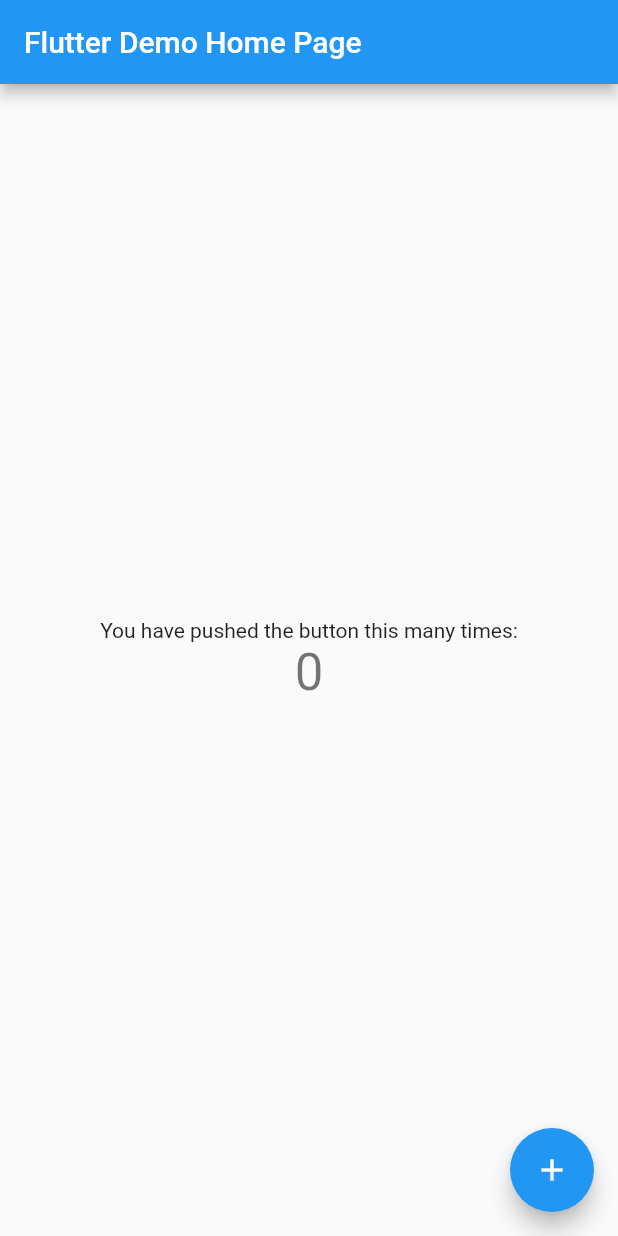
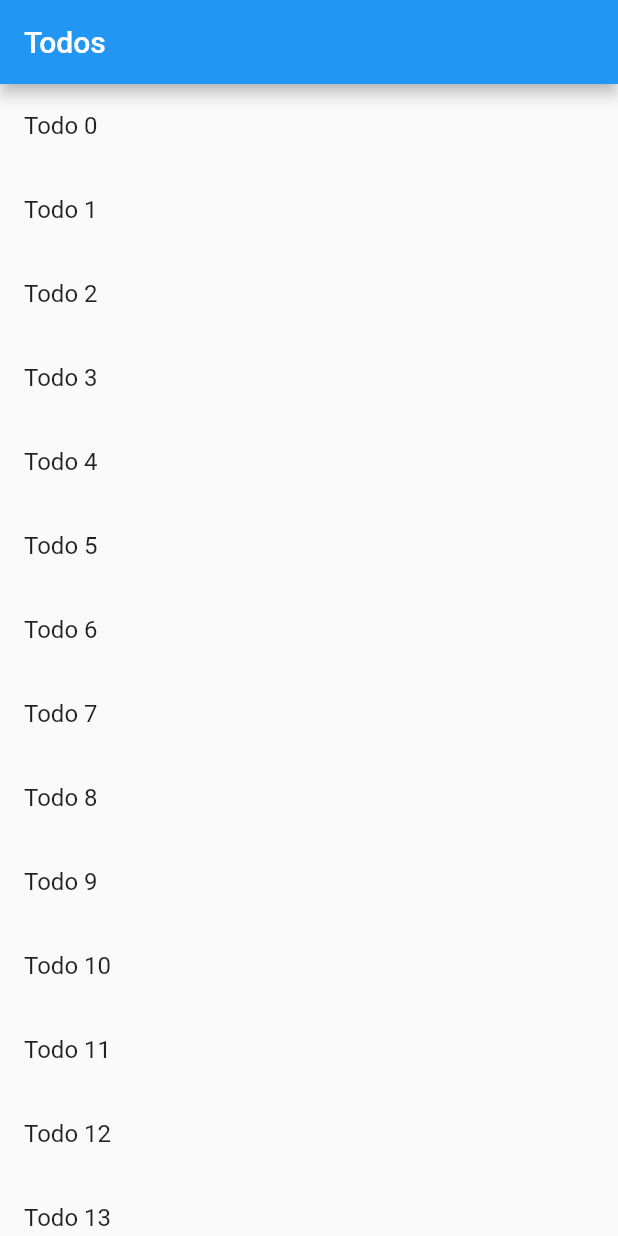
Before and after one commit to pjbelo/listview_demo, a Flutter app: the screen it shows after launch, on a phone screen of 412 x 824 dp. Run offline on Flutter 3.47's test engine with Material 2 defaults, Android fonts, the phone set to English and light mode, and no system bars.

Commit message:
listview demo

```diff
--- a/lib/main.dart
+++ b/lib/main.dart
@@ -1,117 +1,102 @@
+import 'package:flutter/foundation.dart';
 import 'package:flutter/material.dart';
+
+class Todo {
+  final String title;
+  final String description;
+
+  Todo(this.title, this.description);
+}
+
+//void main() {
+//  runApp(MaterialApp(
+//    title: 'Passing Data',
+//    home: TodosScreen(
+//      todos: List.generate(
+//        20,
+//        (i) => Todo(
+//          'Todo $i',
+//          'A description of what needs to be done for Todo $i',
+//        ),
+//      ),
+//    ),
+//  ));
+//}
 
 void main() {
   runApp(MyApp());
 }
 
 class MyApp extends StatelessWidget {
-  // This widget is the root of your application.
   @override
   Widget build(BuildContext context) {
     return MaterialApp(
-      title: 'Flutter Demo',
-      theme: ThemeData(
-        // This is the theme of your application.
-        //
-        // Try running your application with "flutter run". You'll see the
-        // application has a blue toolbar. Then, without quitting the app, try
-        // changing the primarySwatch below to Colors.green and then invoke
-        // "hot reload" (press "r" in the console where you ran "flutter run",
-        // or simply save your changes to "hot reload" in a Flutter IDE).
-        // Notice that the counter didn't reset back to zero; the application
-        // is not restarted.
-        primarySwatch: Colors.blue,
-        // This makes the visual density adapt to the platform that you run
-        // the app on. For desktop platforms, the controls will be smaller and
-        // closer together (more dense) than on mobile platforms.
-        visualDensity: VisualDensity.adaptivePlatformDensity,
+      title: 'Passing Data',
+      home: TodosScreen(
+        todos: List.generate(
+          20,
+          (i) => Todo(
+            'Todo $i',
+            'A description of what needs to be done for Todo $i',
+          ),
+        ),
       ),
-      home: MyHomePage(title: 'Flutter Demo Home Page'),
     );
   }
 }
 
-class MyHomePage extends StatefulWidget {
-  MyHomePage({Key key, this.title}) : super(key: key);
+class TodosScreen extends StatelessWidget {
+  final List<Todo> todos;
 
-  // This widget is the home page of your application. It is stateful, meaning
-  // that it has a State object (defined below) that contains fields that affect
-  // how it looks.
-
-  // This class is the configuration for the state. It holds the values (in this
-  // case the title) provided by the parent (in this case the App widget) and
-  // used by the build method of the State. Fields in a Widget subclass are
-  // always marked "final".
-
-  final String title;
-
-  @override
-  _MyHomePageState createState() => _MyHomePageState();
-}
-
-class _MyHomePageState extends State<MyHomePage> {
-  int _counter = 0;
-
-  void _incrementCounter() {
-    setState(() {
-      // This call to setState tells the Flutter framework that something has
-      // changed in this State, which causes it to rerun the build method below
-      // so that the display can reflect the updated values. If we changed
-      // _counter without calling setState(), then the build method would not be
-      // called again, and so nothing would appear to happen.
-      _counter++;
-    });
-  }
+  TodosScreen({Key key, @required this.todos}) : super(key: key);
 
   @override
   Widget build(BuildContext context) {
-    // This method is rerun every time setState is called, for instance as done
-    // by the _incrementCounter method above.
-    //
-    // The Flutter framework has been optimized to make rerunning build methods
-    // fast, so that you can just rebuild anything that needs updating rather
-    // than having to individually change instances of widgets.
     return Scaffold(
       appBar: AppBar(
-        // Here we take the value from the MyHomePage object that was created by
-        // the App.build method, and use it to set our appbar title.
-        title: Text(widget.title),
+        title: Text('Todos'),
       ),
-      body: Center(
-        // Center is a layout widget. It takes a single child and positions it
-        // in the middle of the parent.
-        child: Column(
-          // Column is also a layout widget. It takes a list of children and
-          // arranges them vertically. By default, it sizes itself to fit its
-          // children horizontally, and tries to be as tall as its parent.
-          //
-          // Invoke "debug painting" (press "p" in the console, choose the
-          // "Toggle Debug Paint" action from the Flutter Inspector in Android
-          // Studio, or the "Toggle Debug Paint" command in Visual Studio Code)
-          // to see the wireframe for each widget.
-          //
-          // Column has various properties to control how it sizes itself and
-          // how it positions its children. Here we use mainAxisAlignment to
-          // center the children vertically; the main axis here is the vertical
-          // axis because Columns are vertical (the cross axis would be
-          // horizontal).
-          mainAxisAlignment: MainAxisAlignment.center,
-          children: <Widget>[
-            Text(
-              'You have pushed the button this many times:',
-            ),
-            Text(
-              '$_counter',
-              style: Theme.of(context).textTheme.headline4,
-            ),
-          ],
-        ),
+      body: ListView.builder(
+        itemCount: todos.length,
+        itemBuilder: (context, index) {
+          return ListTile(
+            title: Text(todos[index].title),
+            // When a user taps the ListTile, navigate to the DetailScreen.
+            // Notice that you're not only creating a DetailScreen, you're
+            // also passing the current todo through to it.
+            onTap: () {
+              Navigator.push(
+                context,
+                MaterialPageRoute(
+                  builder: (context) => DetailScreen(todo: todos[index]),
+                ),
+              );
+            },
+          );
+        },
       ),
-      floatingActionButton: FloatingActionButton(
-        onPressed: _incrementCounter,
-        tooltip: 'Increment',
-        child: Icon(Icons.add),
-      ), // This trailing comma makes auto-formatting nicer for build methods.
     );
   }
 }
+
+class DetailScreen extends StatelessWidget {
+  // Declare a field that holds the Todo.
+  final Todo todo;
+
+  // In the constructor, require a Todo.
+  DetailScreen({Key key, @required this.todo}) : super(key: key);
+
+  @override
+  Widget build(BuildContext context) {
+    // Use the Todo to create the UI.
+    return Scaffold(
+      appBar: AppBar(
+        title: Text(todo.title),
+      ),
+      body: Padding(
+        padding: EdgeInsets.all(16.0),
+        child: Text(todo.description),
+      ),
+    );
+  }
+}
```
